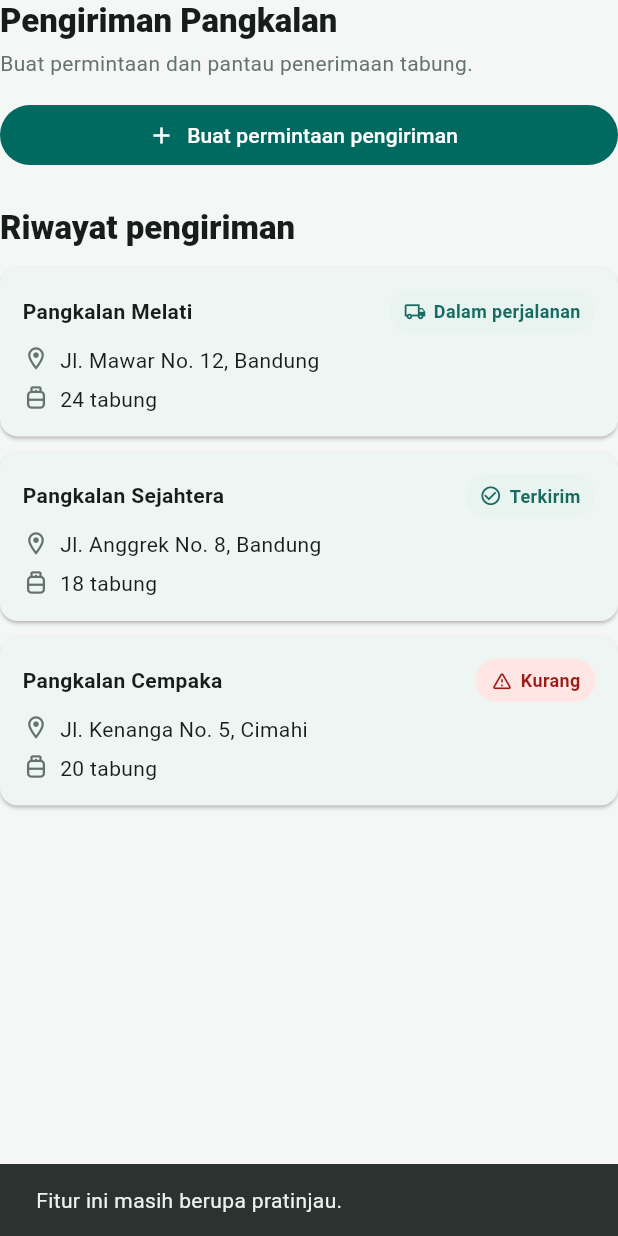
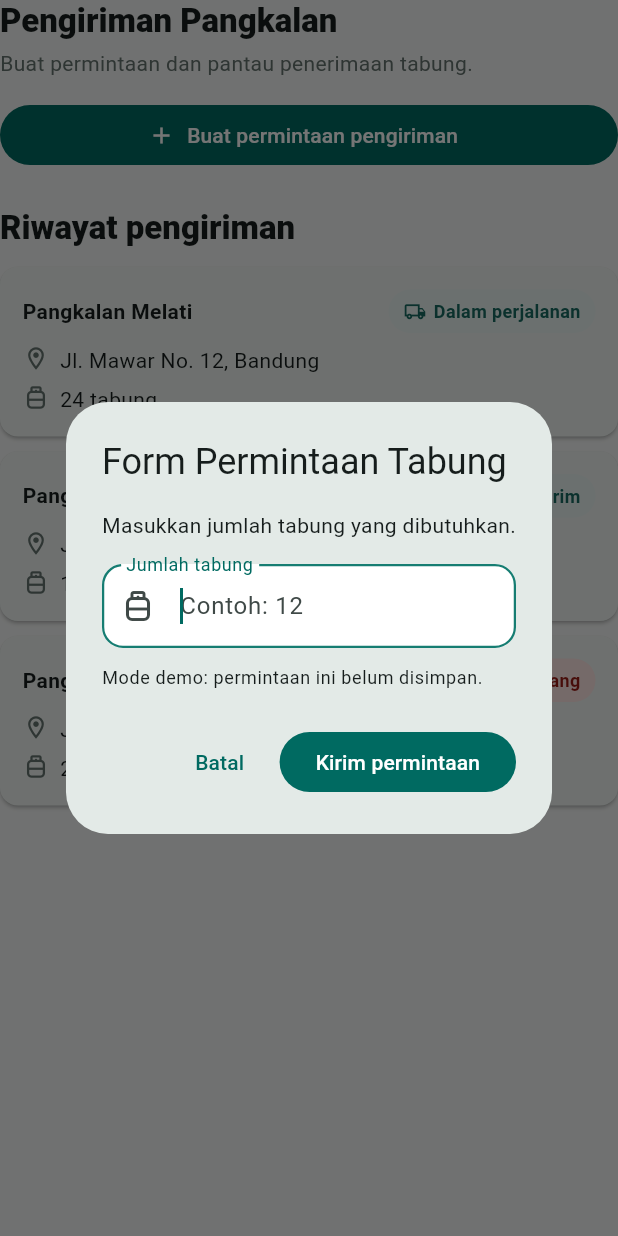
Before and after one commit to ryandevhouse/gasloka, a Flutter app: the _PangkalanDashboard widget shown alone on an empty page, opened directly, after a tap on "Buat permintaan pengiriman", on a phone screen of 412 x 824 dp. Run offline on Flutter 3.47's test engine with Material 3 defaults, Android fonts, the phone set to English and light mode, and no system bars; our stand-ins replace material_ui; accounts and stored records are empty.

Commit message:
Add Pangkalan cylinder request dialog
Co-authored-by: Copilot <223556219+Copilot@users.noreply.github.com>

```diff
--- a/app/lib/screens/dashboard_screen.dart
+++ b/app/lib/screens/dashboard_screen.dart
@@ -367,7 +367,7 @@ class _PangkalanDashboard extends StatelessWidget {
         SizedBox(
           width: double.infinity,
           child: FilledButton.icon(
-            onPressed: () => _showPreviewMessage(context),
+            onPressed: () => _showRequestDialog(context),
             icon: const Icon(Icons.add),
             label: const Text('Buat permintaan pengiriman'),
           ),
@@ -377,6 +377,101 @@ class _PangkalanDashboard extends StatelessWidget {
         const SizedBox(height: 12),
         for (final delivery in DemoData.deliveries)
           _DeliveryCard(delivery: delivery),
+      ],
+    );
+  }
+}
+
+Future<void> _showRequestDialog(BuildContext context) async {
+  final cylinderCount = await showDialog<int>(
+    context: context,
+    builder: (context) => const _RequestDeliveryDialog(),
+  );
+  if (cylinderCount == null || !context.mounted) return;
+
+  ScaffoldMessenger.of(context).showSnackBar(
+    SnackBar(
+      content: Text(
+        'Demo: formulir permintaan $cylinderCount tabung selesai. '
+        'Data belum disimpan.',
+      ),
+    ),
+  );
+}
+
+class _RequestDeliveryDialog extends StatefulWidget {
+  const _RequestDeliveryDialog();
+
+  @override
+  State<_RequestDeliveryDialog> createState() => _RequestDeliveryDialogState();
+}
+
+class _RequestDeliveryDialogState extends State<_RequestDeliveryDialog> {
+  final _formKey = GlobalKey<FormState>();
+  final _cylinderCountController = TextEditingController();
+
+  @override
+  void dispose() {
+    _cylinderCountController.dispose();
+    super.dispose();
+  }
+
+  void _submit() {
+    if (!(_formKey.currentState?.validate() ?? false)) return;
+    Navigator.of(context).pop(int.parse(_cylinderCountController.text.trim()));
+  }
+
+  @override
+  Widget build(BuildContext context) {
+    return AlertDialog(
+      scrollable: true,
+      title: const Text('Form Permintaan Tabung'),
+      content: ConstrainedBox(
+        constraints: const BoxConstraints(maxWidth: 420),
+        child: Form(
+          key: _formKey,
+          child: Column(
+            mainAxisSize: MainAxisSize.min,
+            crossAxisAlignment: CrossAxisAlignment.start,
+            children: [
+              const Text('Masukkan jumlah tabung yang dibutuhkan.'),
+              const SizedBox(height: 16),
+              TextFormField(
+                key: const ValueKey('request-cylinder-count'),
+                controller: _cylinderCountController,
+                autofocus: true,
+                keyboardType: TextInputType.number,
+                textInputAction: TextInputAction.done,
+                onFieldSubmitted: (_) => _submit(),
+                decoration: const InputDecoration(
+                  labelText: 'Jumlah tabung',
+                  hintText: 'Contoh: 12',
+                  prefixIcon: Icon(Icons.propane_tank_outlined),
+                ),
+                validator: (value) {
+                  final count = int.tryParse(value?.trim() ?? '');
+                  if (count == null) {
+                    return 'Masukkan jumlah tabung dengan angka.';
+                  }
+                  if (count < 1) return 'Jumlah tabung minimal 1.';
+                  return null;
+                },
+              ),
+              const SizedBox(height: 12),
+              Text(
+                'Mode demo: permintaan ini belum disimpan.',
+                style: Theme.of(context).textTheme.bodySmall,
+              ),
+            ],
+          ),
+        ),
+      ),
+      actions: [
+        TextButton(
+          onPressed: () => Navigator.of(context).pop(),
+          child: const Text('Batal'),
+        ),
+        FilledButton(onPressed: _submit, child: const Text('Kirim permintaan')),
       ],
     );
   }
```
Also changed, not shown: 1 other file.
